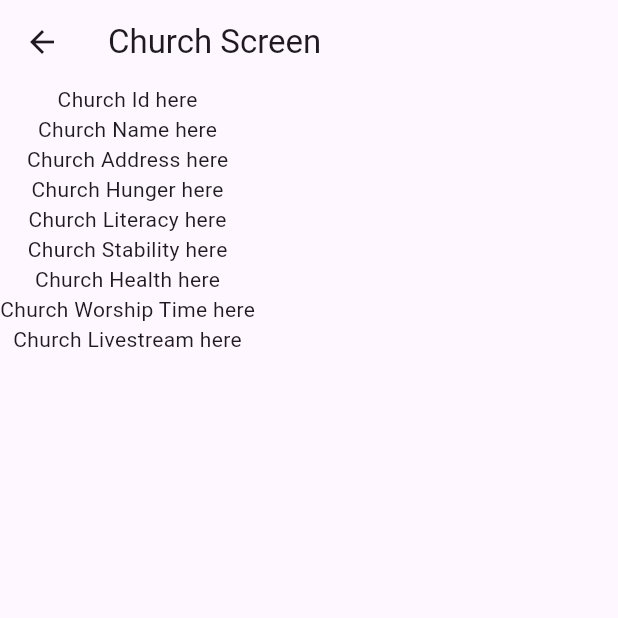
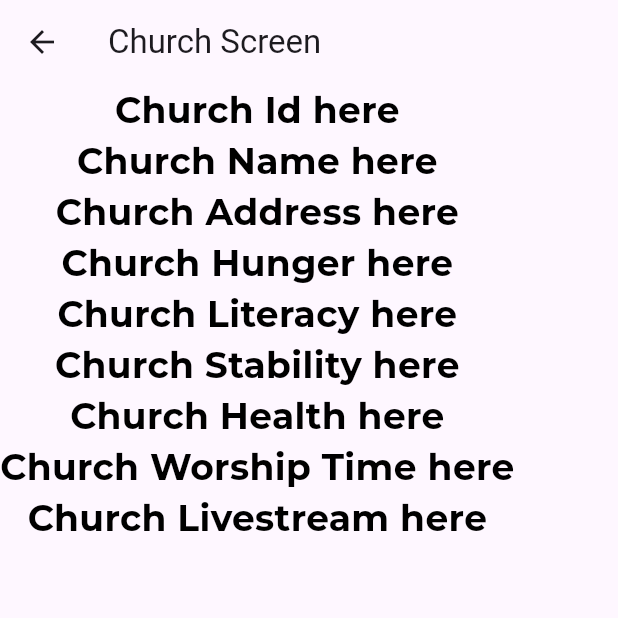
Before and after one commit to JB7704/Ministry-Outreach-Network, a Flutter app: the ChurchScreen screen opened directly, on a phone screen of 412 x 824 dp, the top half of it. Run offline on Flutter 3.47's test engine with Material 3 defaults, Android fonts, the phone set to English and light mode, and no system bars; our stand-ins replace firebase_core, google_fonts; missing offline and left inert: firebase_data_connect; accounts and stored records are empty.

Commit message:
more font fixes

```diff
--- a/ministry_outreach_network/lib/screens/church_screen.dart
+++ b/ministry_outreach_network/lib/screens/church_screen.dart
@@ -1,4 +1,5 @@
 import 'package:flutter/material.dart';
+import 'package:google_fonts/google_fonts.dart';
 
 class ChurchScreen extends StatelessWidget {
   const ChurchScreen({super.key});
@@ -9,15 +10,15 @@ class ChurchScreen extends StatelessWidget {
       appBar: AppBar(title: const Text('Church Screen')),
       body: Column(
         children: <Widget>[
-          Text('Church Id here'),
-          Text('Church Name here'),
-          Text('Church Address here'),
-          Text('Church Hunger here'),
-          Text('Church Literacy here'),
-          Text('Church Stability here'),
-          Text('Church Health here'),
-          Text('Church Worship Time here'),
-          Text('Church Livestream here'),
+          Text('Church Id here', style: GoogleFonts.montserrat(fontSize: 24, fontWeight: FontWeight.bold, color: Colors.black) ),
+          Text('Church Name here',style: GoogleFonts.montserrat(fontSize: 24, fontWeight: FontWeight.bold, color: Colors.black)  ),
+          Text('Church Address here', style: GoogleFonts.montserrat(fontSize: 24, fontWeight: FontWeight.bold, color: Colors.black)  ),
+          Text('Church Hunger here', style: GoogleFonts.montserrat(fontSize: 24, fontWeight: FontWeight.bold, color: Colors.black)  ),
+          Text('Church Literacy here', style: GoogleFonts.montserrat(fontSize: 24, fontWeight: FontWeight.bold, color: Colors.black)  ),
+          Text('Church Stability here', style: GoogleFonts.montserrat(fontSize: 24, fontWeight: FontWeight.bold, color: Colors.black)  ),
+          Text('Church Health here', style: GoogleFonts.montserrat(fontSize: 24, fontWeight: FontWeight.bold, color: Colors.black)  ),
+          Text('Church Worship Time here', style: GoogleFonts.montserrat(fontSize: 24, fontWeight: FontWeight.bold, color: Colors.black)  ),
+          Text('Church Livestream here', style: GoogleFonts.montserrat(fontSize: 24, fontWeight: FontWeight.bold, color: Colors.black)  ),
         ],
       ),
     );
--- a/ministry_outreach_network/lib/screens/search_screen.dart
+++ b/ministry_outreach_network/lib/screens/search_screen.dart
@@ -1,5 +1,6 @@
 import 'package:flutter/material.dart';
 import 'package:ministry_outreach_network/screens/tag_screen.dart';
+import 'package:google_fonts/google_fonts.dart';
 
 class SearchScreen extends StatefulWidget {
   const SearchScreen({super.key});
@@ -44,8 +45,8 @@ class _SearchScreen extends State<SearchScreen> {
           ),
           Center(
             child: controller.text.isEmpty
-                ? const Text('No item selected')
-                : Text('Selected item: ${controller.value.text}'),
+                ?  Text('No item selected', style: GoogleFonts.montserrat(fontSize: 24, fontWeight: FontWeight.bold, color: Colors.black))
+                : Text('Selected item: ${controller.value.text}', style: GoogleFonts.montserrat(fontSize: 24, fontWeight: FontWeight.bold, color: Colors.black)),
           ),
         ],
       ),
--- a/ministry_outreach_network/lib/widgets/church_widget.dart
+++ b/ministry_outreach_network/lib/widgets/church_widget.dart
@@ -1,5 +1,5 @@
 import 'package:flutter/material.dart';
-import 'package:google_fonts/google_fonts.dart';
+import 'package:google_fonts/google_fonts.dart'; //how to access fonts
 
 class ChurchWidget extends StatelessWidget {
   final String church;
```
Also changed, not shown: ministry_outreach_network/lib/screens/tag_screen.dart (+4 -3 lines).
